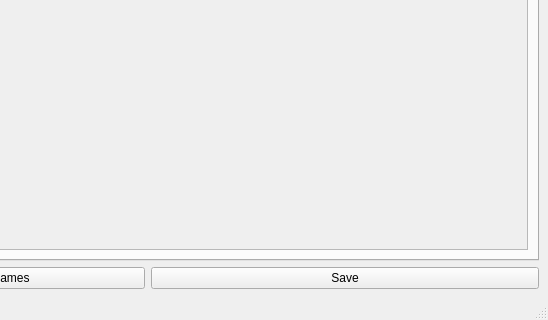
First picture: the form in src/main/resources/base/preferences.ui, repository aacttelemetry/aactui, before the edit; both pictures show x 252 to 800 and y 280 to 600 of the 800 by 600 pixel window.
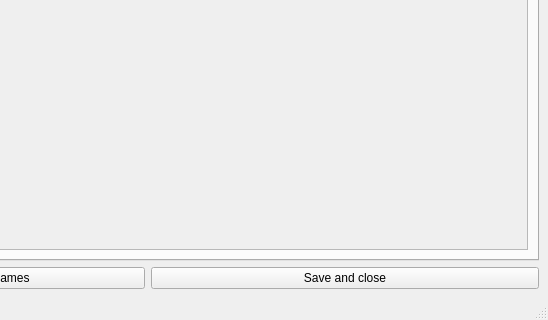
Second picture: the form after the edit. The open tabs and pages were chosen to show the change.

Commit message: clarity for save+close

Patch:
```diff
--- a/src/main/resources/base/preferences.ui
+++ b/src/main/resources/base/preferences.ui
@@ -439,7 +439,7 @@
     <item row="1" column="1">
      <widget class="QPushButton" name="save_prefs_button">
       <property name="text">
-       <string>Save</string>
+       <string>Save and close</string>
       </property>
      </widget>
     </item>
```
Left out of the diff: 6 changed lines with no effect on the pictures. The commit also changes 2 other files.
